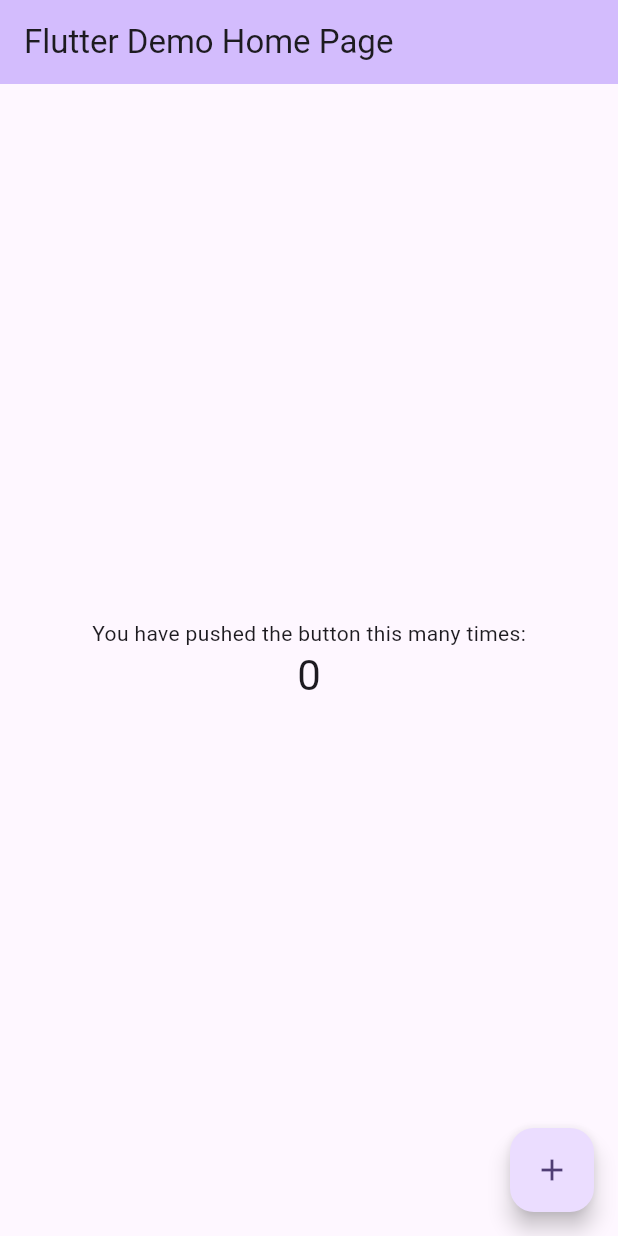
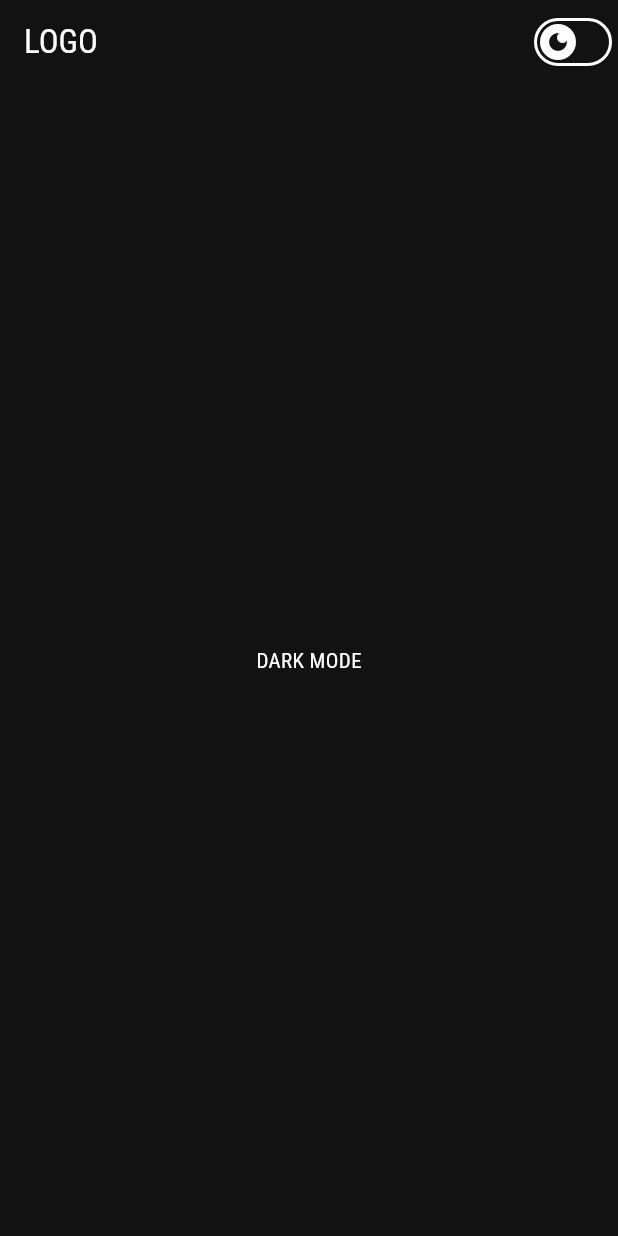
Before and after one commit to 221110019/project_bansos, a Flutter app: the screen it shows after launch, on a phone screen of 412 x 824 dp. Run offline on Flutter 3.47's test engine with Material 3 defaults, Android fonts, the phone set to English and light mode, and no system bars.

Commit message:
Membuat toggle mode tema

```diff
--- /dev/null
+++ b/lib/components/theme_switch.dart
@@ -0,0 +1,30 @@
+import 'package:flutter/material.dart';
+import 'package:project_bansos/provider/theme_provider.dart';
+
+class ThemeSwitch extends StatelessWidget {
+  const ThemeSwitch({
+    super.key,
+    required this.themeProvider,
+  });
+
+  final ThemeProvider themeProvider;
+
+  @override
+  Widget build(BuildContext context) {
+    // Color primer = Theme.of(context).colorScheme.surface;
+    return Switch(
+        value: themeProvider.terang,
+        onChanged: (value) => themeProvider.toggleTema(),
+        thumbIcon: WidgetStateProperty.resolveWith<Icon?>(
+          (Set<WidgetState> states) {
+            if (!themeProvider.terang) {
+              return const Icon(Icons.dark_mode);
+            } else {
+              return const Icon(
+                Icons.light_mode,
+              );
+            }
+          },
+        ));
+  }
+}
--- a/lib/main.dart
+++ b/lib/main.dart
@@ -1,4 +1,7 @@
 import 'package:flutter/material.dart';
+import 'package:project_bansos/components/theme_switch.dart';
+import 'package:project_bansos/provider/theme_provider.dart';
+import 'package:provider/provider.dart';
 
 void main() {
   runApp(const MyApp());
@@ -7,119 +10,51 @@ void main() {
 class MyApp extends StatelessWidget {
   const MyApp({super.key});
 
-  // This widget is the root of your application.
   @override
   Widget build(BuildContext context) {
-    return MaterialApp(
-      title: 'Flutter Demo',
-      theme: ThemeData(
-        // This is the theme of your application.
-        //
-        // TRY THIS: Try running your application with "flutter run". You'll see
-        // the application has a purple toolbar. Then, without quitting the app,
-        // try changing the seedColor in the colorScheme below to Colors.green
-        // and then invoke "hot reload" (save your changes or press the "hot
-        // reload" button in a Flutter-supported IDE, or press "r" if you used
-        // the command line to start the app).
-        //
-        // Notice that the counter didn't reset back to zero; the application
-        // state is not lost during the reload. To reset the state, use hot
-        // restart instead.
-        //
-        // This works for code too, not just values: Most code changes can be
-        // tested with just a hot reload.
-        colorScheme: ColorScheme.fromSeed(seedColor: Colors.deepPurple),
-        useMaterial3: true,
+    return MultiProvider(
+        providers: [
+          ChangeNotifierProvider(
+            create: (context) => ThemeProvider(),
+          )
+        ],
+        child:
+            Consumer<ThemeProvider>(builder: (context, themeProvider, child) {
+          return MaterialApp(
+              title: 'TOKO ASAN',
+              debugShowCheckedModeBanner: false,
+              theme: ThemeData(
+                fontFamily: "RobotoCondensed",
+                colorScheme:
+                    Provider.of<ThemeProvider>(context, listen: false).terang
+                        ? const ColorScheme.light(
+                            primary: Color.fromRGBO(200, 0, 0, 1),
+                            secondary: Color.fromRGBO(100, 0, 0, 1),
+                          )
+                        : const ColorScheme.dark(
+                            primary: Color.fromRGBO(200, 1, 1, 1),
+                          ),
+                useMaterial3: true,
+              ),
+              home: const Starter());
+        }));
+  }
+}
+
+class Starter extends StatelessWidget {
+  const Starter({super.key});
+
+  @override
+  Widget build(BuildContext context) {
+    final themeProvider = Provider.of<ThemeProvider>(context);
+    return Scaffold(
+      appBar: AppBar(
+        title: const Text("LOGO"),
+        actions: [ThemeSwitch(themeProvider: themeProvider)],
       ),
-      home: const MyHomePage(title: 'Flutter Demo Home Page'),
+      body: Center(
+        child: Text("${themeProvider.terang ? "LIGHT" : "DARK"} MODE"),
+      ),
     );
   }
 }
-
-class MyHomePage extends StatefulWidget {
-  const MyHomePage({super.key, required this.title});
-
-  // This widget is the home page of your application. It is stateful, meaning
-  // that it has a State object (defined below) that contains fields that affect
-  // how it looks.
-
-  // This class is the configuration for the state. It holds the values (in this
-  // case the title) provided by the parent (in this case the App widget) and
-  // used by the build method of the State. Fields in a Widget subclass are
-  // always marked "final".
-
-  final String title;
-
-  @override
-  State<MyHomePage> createState() => _MyHomePageState();
-}
-
-class _MyHomePageState extends State<MyHomePage> {
-  int _counter = 0;
-
-  void _incrementCounter() {
-    setState(() {
-      // This call to setState tells the Flutter framework that something has
-      // changed in this State, which causes it to rerun the build method below
-      // so that the display can reflect the updated values. If we changed
-      // _counter without calling setState(), then the build method would not be
-      // called again, and so nothing would appear to happen.
-      _counter++;
-    });
-  }
-
-  @override
-  Widget build(BuildContext context) {
-    // This method is rerun every time setState is called, for instance as done
-    // by the _incrementCounter method above.
-    //
-    // The Flutter framework has been optimized to make rerunning build methods
-    // fast, so that you can just rebuild anything that needs updating rather
-    // than having to individually change instances of widgets.
-    return Scaffold(
-      appBar: AppBar(
-        // TRY THIS: Try changing the color here to a specific color (to
-        // Colors.amber, perhaps?) and trigger a hot reload to see the AppBar
-        // change color while the other colors stay the same.
-        backgroundColor: Theme.of(context).colorScheme.inversePrimary,
-        // Here we take the value from the MyHomePage object that was created by
-        // the App.build method, and use it to set our appbar title.
-        title: Text(widget.title),
-      ),
-      body: Center(
-        // Center is a layout widget. It takes a single child and positions it
-        // in the middle of the parent.
-        child: Column(
-          // Column is also a layout widget. It takes a list of children and
-          // arranges them vertically. By default, it sizes itself to fit its
-          // children horizontally, and tries to be as tall as its parent.
-          //
-          // Column has various properties to control how it sizes itself and
-          // how it positions its children. Here we use mainAxisAlignment to
-          // center the children vertically; the main axis here is the vertical
-          // axis because Columns are vertical (the cross axis would be
-          // horizontal).
-          //
-          // TRY THIS: Invoke "debug painting" (choose the "Toggle Debug Paint"
-          // action in the IDE, or press "p" in the console), to see the
-          // wireframe for each widget.
-          mainAxisAlignment: MainAxisAlignment.center,
-          children: <Widget>[
-            const Text(
-              'You have pushed the button this many times:',
-            ),
-            Text(
-              '$_counter',
-              style: Theme.of(context).textTheme.headlineMedium,
-            ),
-          ],
-        ),
-      ),
-      floatingActionButton: FloatingActionButton(
-        onPressed: _incrementCounter,
-        tooltip: 'Increment',
-        child: const Icon(Icons.add),
-      ), // This trailing comma makes auto-formatting nicer for build methods.
-    );
-  }
-}
--- /dev/null
+++ b/lib/provider/theme_provider.dart
@@ -0,0 +1,10 @@
+import 'package:flutter/material.dart';
+
+class ThemeProvider with ChangeNotifier {
+  bool terang = false;
+
+  void toggleTema() {
+    terang = !terang;
+    notifyListeners();
+  }
+}
```
